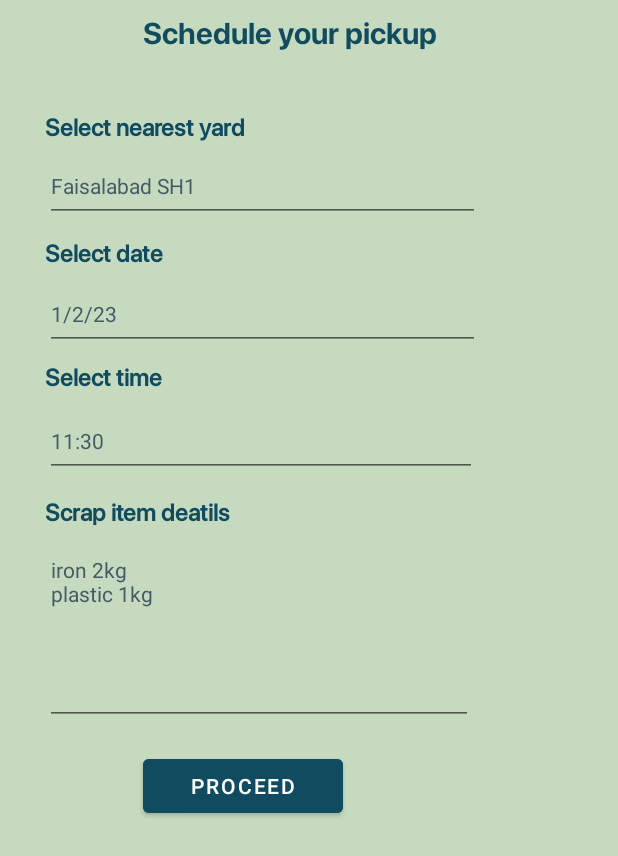
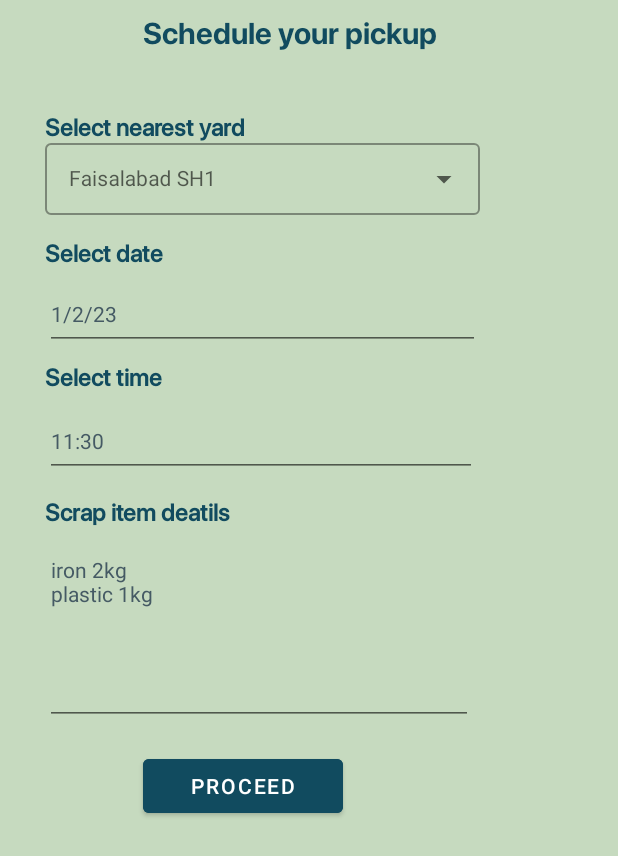
Before and after one commit to Rizwan0994/ScrapHubApp, an Android app: the ScheduleFragment screen opened through its navigation route, on a phone screen of 412 x 824 dp. Shown: the top 856 px of the screen. Run offline under Robolectric (Android 15) with nearby library versions, the phone set to English and light mode, and no system bars; our stand-ins replace Dagger/Hilt's generated code; 1 statement that could not run was skipped.

```diff
--- a/app/src/main/java/com/example/scrapproject/ScheduleFragment.kt
+++ b/app/src/main/java/com/example/scrapproject/ScheduleFragment.kt
@@ -1,11 +1,13 @@
 package com.example.scrapproject
 
+import android.R
 import android.os.Bundle
 import android.util.Log
 import androidx.fragment.app.Fragment
 import android.view.LayoutInflater
 import android.view.View
 import android.view.ViewGroup
+import android.widget.ArrayAdapter
 import androidx.fragment.app.viewModels
 import androidx.lifecycle.Observer
 import androidx.navigation.fragment.findNavController
@@ -35,15 +37,15 @@ class ScheduleFragment : Fragment() {
         inflater: LayoutInflater, container: ViewGroup?,
         savedInstanceState: Bundle?
     ): View? {
-
-
         _binding = FragmentScheduleBinding.inflate(inflater, container, false)
-
         return binding.root
     }
 
     override fun onViewCreated(view: View, savedInstanceState: Bundle?) {
         super.onViewCreated(view, savedInstanceState)
+        val items= arrayOf("FaisalabadSH1","FaisalabadSH2","FaisalabadSH3")
+        val adapter= ArrayAdapter(view.context, R.layout.simple_list_item_1, items)
+        binding.EdittxtSelectNearestYard.setAdapter(adapter)
         bindHandlers()
         bindObservers()
     }
@@ -68,7 +70,7 @@ class ScheduleFragment : Fragment() {
 
         binding.apply {
         binding.btnProceed.setOnClickListener{
-        val nearestYard= txtSelectNearestYard.text.toString()
+        val nearestYard= EdittxtSelectNearestYard.text.toString()
         val sDate=txtSDate.text.toString()
         val sTime=txtSTime.text.toString()
         val scrapItem=txtScrapItemDetails.text.toString()
--- a/app/src/main/res/layout/fragment_register.xml
+++ b/app/src/main/res/layout/fragment_register.xml
@@ -22,7 +22,7 @@
             android:fontFamily="@font/sf_pro_display_bold"
             android:text="@string/txt_register_header"
             android:textColor="@color/appbuttonColor"
-            android:textSize="30sp" />
+            android:textSize="26sp" />
 
         <TextView
             android:layout_width="wrap_content"
--- a/app/src/main/res/layout/fragment_schedule.xml
+++ b/app/src/main/res/layout/fragment_schedule.xml
@@ -55,8 +55,14 @@
         android:textSize="20sp"
         android:textStyle="bold" />
 
-    <EditText
-        android:id="@+id/txtSelectNearestYard"
+    <com.google.android.material.textfield.TextInputLayout
+        android:layout_width="match_parent"
+        android:layout_height="wrap_content"
+        style="@style/Widget.MaterialComponents.TextInputLayout.OutlinedBox.Dense.ExposedDropdownMenu"
+        android:paddingTop="90dp">
+
+        <AutoCompleteTextView
+            android:id="@+id/EdittxtSelectNearestYard"
             android:layout_width="290dp"
             android:layout_height="wrap_content"
             android:layout_marginStart="30dp"
@@ -64,10 +70,14 @@
             android:autofillHints=""
             android:ems="10"
             android:hint="@string/faisalabad_sh1"
-        android:inputType="textPersonName"
+            android:inputType="none"
             android:minHeight="48dp"
             android:textColorHint="#455A64"
             android:textSize="14sp" />
+
+    </com.google.android.material.textfield.TextInputLayout>
+
+
 
     <TextView
         android:id="@+id/textView4"
--- a/app/src/main/res/navigation/nav_graph.xml
+++ b/app/src/main/res/navigation/nav_graph.xml
@@ -3,7 +3,7 @@
     xmlns:app="http://schemas.android.com/apk/res-auto"
     xmlns:tools="http://schemas.android.com/tools"
     android:id="@+id/nav_graph"
-    app:startDestination="@id/registerFragment">
+    app:startDestination="@id/splashScreenFragment">
 
     <fragment
         android:id="@+id/loginFragment"
@@ -48,12 +48,25 @@
             android:name="usernames"
             app:argType="string"
             android:defaultValue="Rizwan" />
+        <action
+            android:id="@+id/action_mainFragment_to_nearByPlaceFragment"
+            app:destination="@id/nearByPlaceFragment" />
+        <action
+            android:id="@+id/action_mainFragment_to_mapsFragment2"
+            app:destination="@id/mapsFragment" />
+
     </fragment>
     <fragment
         android:id="@+id/userMainFragment"
         android:name="com.example.scrapproject.UserMainFragment"
         android:label="fragment_user_main"
-        tools:layout="@layout/fragment_user_main" />
+        tools:layout="@layout/fragment_user_main" >
+        <action
+            android:id="@+id/action_userMainFragment_to_loginFragment"
+            app:destination="@id/loginFragment"
+            app:popUpTo="@id/registerFragment"
+            app:popUpToInclusive="true" />
+    </fragment>
     <fragment
         android:id="@+id/blogFragment"
         android:name="com.example.scrapproject.blogFragment"
@@ -64,4 +77,26 @@
         android:name="com.example.scrapproject.ScheduleFragment"
         android:label="fragment_schedule"
         tools:layout="@layout/fragment_schedule" />
+    <fragment
+        android:id="@+id/mapsFragment"
+        android:name="com.example.scrapproject.MapsFragment"
+        android:label="fragment_maps"
+        tools:layout="@layout/fragment_maps" />
+    <fragment
+        android:id="@+id/nearByPlaceFragment"
+        android:name="com.example.scrapproject.NearByPlaceFragment"
+        android:label="fragment_near_by_place"
+        tools:layout="@layout/fragment_near_by_place" />
+    <fragment
+        android:id="@+id/splashScreenFragment"
+        android:name="com.example.scrapproject.SplashScreenFragment"
+        android:label="fragment_splash_screen"
+        tools:layout="@layout/fragment_splash_screen" >
+        <action
+            android:id="@+id/action_splashScreenFragment_to_registerFragment"
+            app:destination="@id/registerFragment"
+            app:launchSingleTop="true"
+            app:popUpTo="@id/splashScreenFragment"
+            app:popUpToInclusive="true" />
+    </fragment>
 </navigation>
--- a/app/src/main/res/values/strings.xml
+++ b/app/src/main/res/values/strings.xml
@@ -45,4 +45,7 @@
     <string name="home">Home</string>
     <string name="blog">Blog</string>
     <string name="more">More</string>
+    <string name="title_activity_ne_maps">NeMapsActivity</string>
+    <string name="contact_us">Contact Us\n088-949-969</string>
+    <string name="logout">Logout</string>
 </resources>
--- a/app/src/main/res/values/themes.xml
+++ b/app/src/main/res/values/themes.xml
@@ -2,7 +2,7 @@
     <!-- Base application theme. -->
     <style name="Theme.ScrapProject" parent="Theme.MaterialComponents.DayNight.NoActionBar">
         <!-- Primary brand color. -->
-        <item name="colorPrimary">@color/purple_500</item>
+        <item name="colorPrimary">@color/appC2</item>
         <item name="colorPrimaryVariant">@color/purple_700</item>
         <item name="colorOnPrimary">@color/white</item>
         <!-- Secondary brand color. -->
@@ -13,7 +13,7 @@
         <item name="android:statusBarColor" tools:targetApi="l">?attr/colorPrimaryVariant</item>
         <!-- Customize your theme here. -->
     </style>
-    <style name="NoActionBar" parent="Theme.AppCompat.DayNight.NoActionBar">
+    <style name="NoActionBar" parent="Theme.MaterialComponents.DayNight.NoActionBar">
         <item name="windowNoTitle">true</item>
         <item name="windowActionBar">false</item>
         <item name="android:windowFullscreen">true</item>
```
Also changed, not shown: app/src/main/java/com/example/scrapproject/AuthViewModel.kt (+9 -2 lines), app/src/main/java/com/example/scrapproject/LoginFragment.kt (+2 -15 lines), app/src/main/java/com/example/scrapproject/MainFragment.kt (+18 -3 lines), app/src/main/java/com/example/scrapproject/NearByPlaceFragment.kt (added, +42 -0 lines), app/src/main/java/com/example/scrapproject/UserMainFragment.kt (+23 -2 lines), app/src/main/res/layout/fragment_near_by_place.xml (added, +14 -0 lines), app/src/main/res/layout/fragment_user_main.xml (+38 -8 lines). Lines whose indentation alone changed are shown as unchanged.
